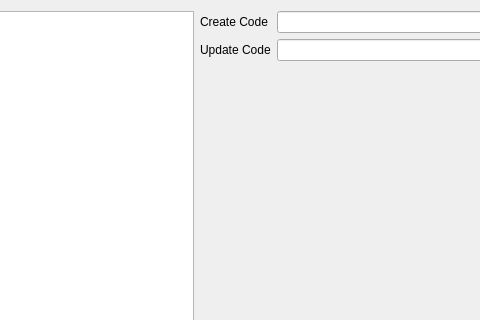
LagoLunatic/DSVEdit, file dsvedit/special_object_editor.ui: the form before one commit; both pictures show x 223 to 703 and y 0 to 320 of the 840 by 720 pixel window.
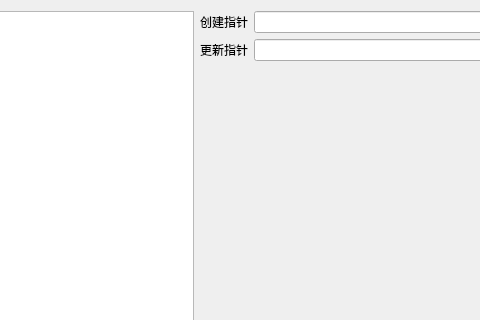
The form after the commit.

What changed in the file:
```diff
--- a/dsvedit/special_object_editor.ui
+++ b/dsvedit/special_object_editor.ui
@@ -49,14 +49,14 @@
        <item row="0" column="0">
         <widget class="QLabel" name="label">
          <property name="text">
-          <string>Create Code</string>
+          <string>创建指针</string>
          </property>
         </widget>
        </item>
        <item row="1" column="0">
         <widget class="QLabel" name="label_2">
          <property name="text">
-          <string>Update Code</string>
+          <string>更新指针</string>
          </property>
         </widget>
        </item>
```
Left out of the diff: 2 changed lines with no effect on the pictures.
